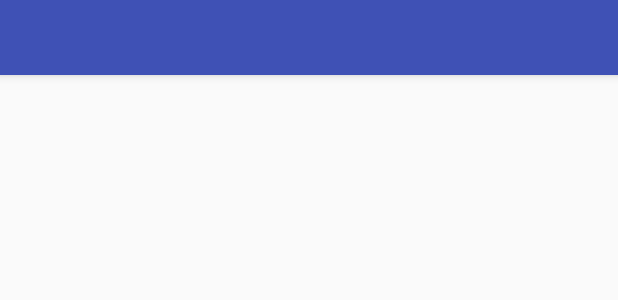
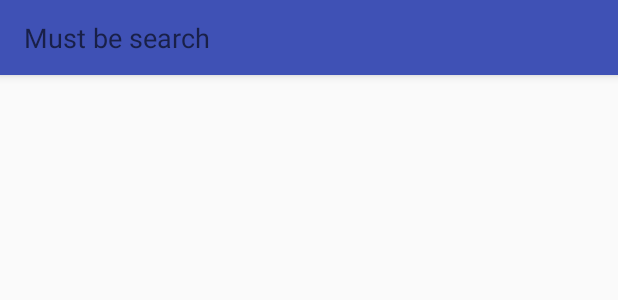
Before and after one commit to MaksimkaTop/Tochka, an Android app: the layout recycler_holder.xml on its own in the app's theme, with its tools: preview values and no code run, on a phone screen of 412 x 824 dp. Shown: the top 300 px of the screen. Run offline under Robolectric (Android 15) with nearby library versions, the phone set to English and light mode, and no system bars; network calls fail.

Commit message:
fix recycler

```diff
--- a/app/src/main/java/com/maks/hp/tochka/gitsearch/SearchFragment.kt
+++ b/app/src/main/java/com/maks/hp/tochka/gitsearch/SearchFragment.kt
@@ -15,7 +15,7 @@ import com.maks.hp.tochka.gitsearch.entity.Item
 import io.reactivex.android.schedulers.AndroidSchedulers
 import io.reactivex.disposables.CompositeDisposable
 import io.reactivex.schedulers.Schedulers
-import kotlinx.android.synthetic.main.recycler.*
+import kotlinx.android.synthetic.main.recycler_holder.*
 
 
 class SearchFragment : Fragment() {
@@ -25,7 +25,7 @@ class SearchFragment : Fragment() {
     private val listItems: ArrayList<Item> = arrayListOf()
 
     override fun onCreateView(inflater: LayoutInflater, parent: ViewGroup?, savedInstanceState: Bundle?): View? =
-            inflater.inflate(R.layout.recycler, parent, false)
+            inflater.inflate(R.layout.recycler_holder, parent, false)
 
 
     override fun onViewCreated(view: View, savedInstanceState: Bundle?) {
--- a/app/src/main/res/layout/recycler.xml
+++ b/app/src/main/res/layout/recycler_holder.xml
@@ -2,7 +2,8 @@
 <android.support.design.widget.CoordinatorLayout xmlns:android="http://schemas.android.com/apk/res/android"
     xmlns:app="http://schemas.android.com/apk/res-auto"
     android:layout_width="match_parent"
-    android:layout_height="match_parent">
+    android:layout_height="match_parent"
+    android:focusableInTouchMode="true">
 
     <android.support.design.widget.AppBarLayout
         android:id="@+id/app_bar"
@@ -16,6 +17,7 @@
             android:background="@color/colorPrimary"
             android:paddingEnd="16dp"
             android:paddingStart="16dp"
+            android:hint="@string/must_be_search"
             android:textColor="@color/gray_light">
 
         </EditText>
--- a/app/src/main/res/values/strings.xml
+++ b/app/src/main/res/values/strings.xml
@@ -11,4 +11,5 @@
     <string name="cancel">Canceled</string>
     <string name="success">Success</string>
     <string name="error">Something went wrong</string>
+    <string name="must_be_search">Must be search</string>
 </resources>
```
